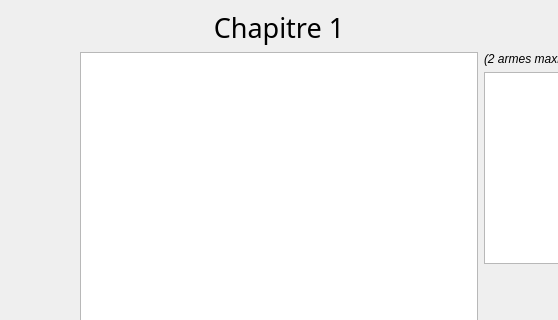
Qt form dev/bd2_livre_hero.ui (2137772-Lamarche-Felix/tp_bd2_antoine_felix) before a commit; both pictures show x 333 to 891 and y 0 to 320 of the 1224 by 939 pixel window.
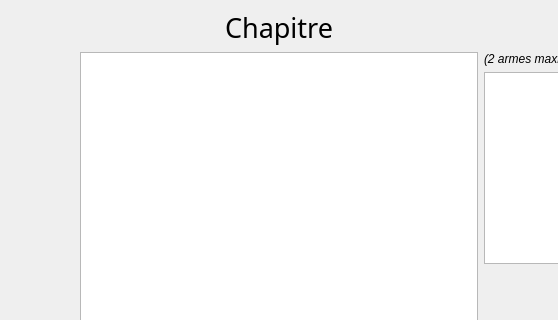
The same form after that commit.

Commit message: Prévenir des situations faciles à faire crasher.

The edit to the form file:
```diff
--- a/dev/bd2_livre_hero.ui
+++ b/dev/bd2_livre_hero.ui
@@ -296,7 +296,7 @@
            </font>
           </property>
           <property name="text">
-           <string>Chapitre 1</string>
+           <string>Chapitre</string>
           </property>
           <property name="alignment">
            <set>Qt::AlignCenter</set>
```
The commit also changes 2 other files.
